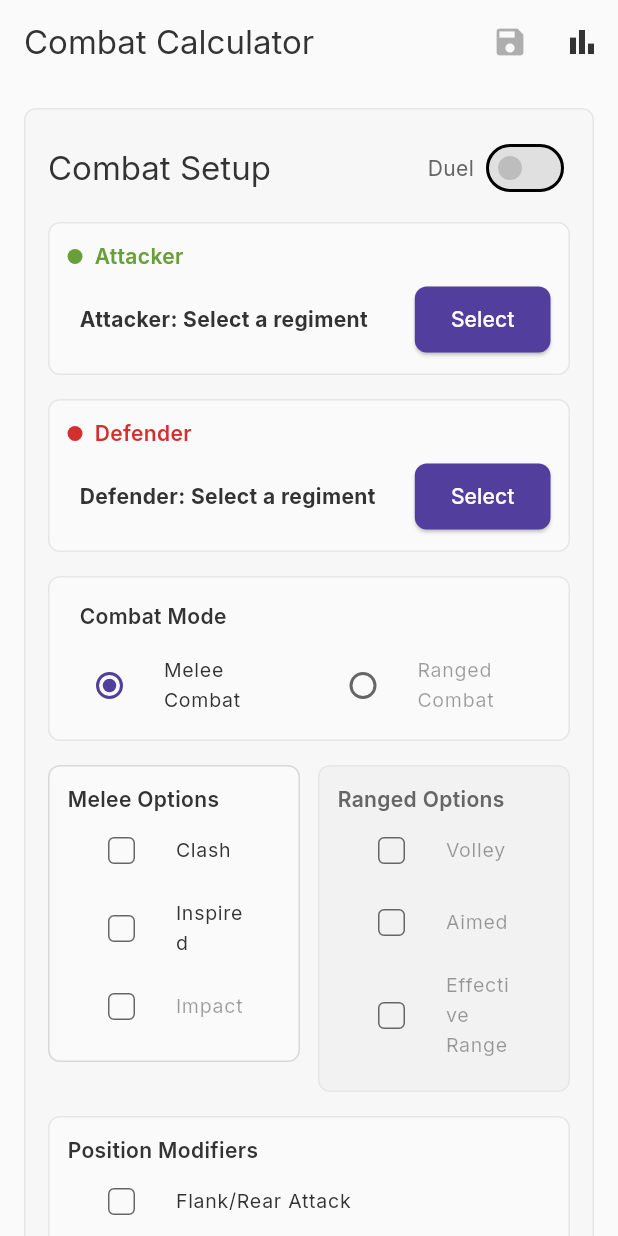
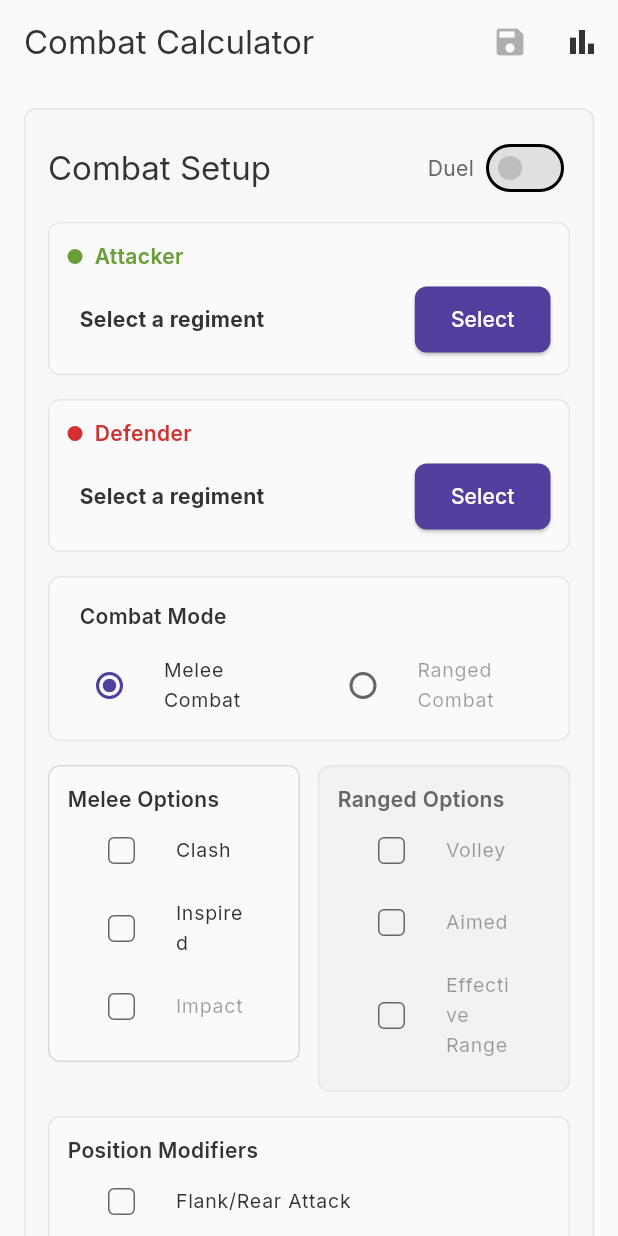
Before and after one commit to WoodRust/ConquestCalculator, a Flutter app: the screen it shows after launch, on a phone screen of 412 x 824 dp. Run offline on Flutter 3.47's test engine with Material 3 defaults, Android fonts, the phone set to English and light mode, and no system bars; our stand-ins replace fl_chart, flutter_riverpod, google_fonts.

Commit message:
remove redundant text

```diff
--- a/lib/presentation/widgets/unit_selection/combatant_selection_card.dart
+++ b/lib/presentation/widgets/unit_selection/combatant_selection_card.dart
@@ -7,6 +7,7 @@ import '../target_selector.dart';
 import 'character_attachment_row.dart';
 import 'special_rules_section.dart';
 import 'faction_selection.dart';
+import '../../themes/app_theme.dart';
 
 /// A reusable component for selecting either an attacker or defender regiment
 class CombatantSelectionCard extends ConsumerWidget {
@@ -43,16 +44,14 @@ class CombatantSelectionCard extends ConsumerWidget {
                 padding: const EdgeInsets.symmetric(horizontal: 8, vertical: 6),
                 decoration: BoxDecoration(
                   color: combatState.selectionResetDueToModeChange
-                      ? Theme.of(context)
-                          .colorScheme
-                          .errorContainer
-                          .withOpacity(0.3)
+                      ? Theme.of(context).colorScheme.errorContainer.withAlpha(
+                          77) // Using withAlpha instead of withOpacity
                       : Colors.transparent,
                   borderRadius: BorderRadius.circular(4),
                 ),
                 child: Text(
-                  // Absolutely ensure we display "Select a regiment" when null
-                  '${isAttacker ? "Attacker" : "Defender"}: ${regiment?.name ?? "Select a regiment"}',
+                  // Remove prefix and just show selected regiment or prompt
+                  regiment?.name ?? "Select a regiment",
                   style: TextStyle(
                     fontWeight: FontWeight.bold,
                     color: combatState.selectionResetDueToModeChange
```
